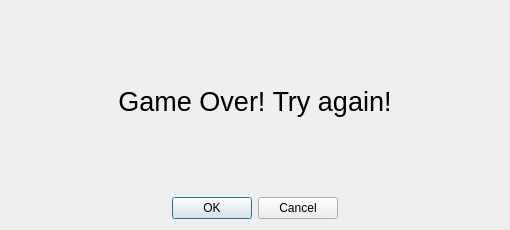
This is wgameover.ui in adm-academic/CPP_Qt5_QWidgets_Arkanoid as Qt 5 draws it before an edit. The edited form follows.
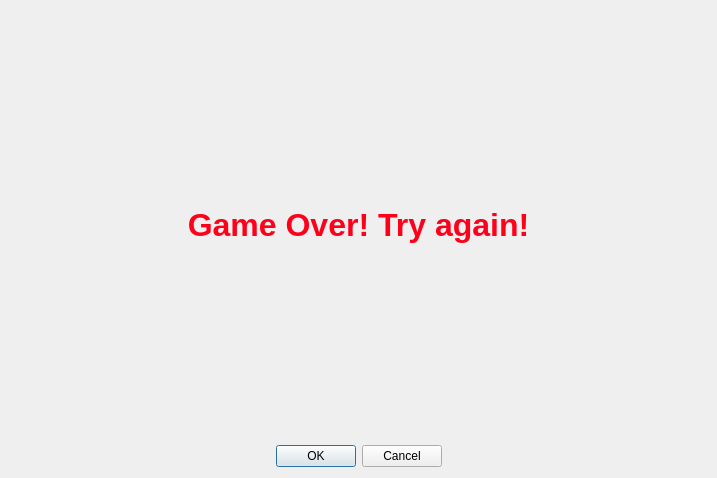
This is the edited form.

```diff
--- a/wgameover.ui
+++ b/wgameover.ui
@@ -6,8 +6,8 @@
    <rect>
     <x>0</x>
     <y>0</y>
-    <width>510</width>
-    <height>230</height>
+    <width>717</width>
+    <height>478</height>
    </rect>
   </property>
   <property name="windowTitle">
@@ -17,7 +17,10 @@
    <item>
     <widget class="QLabel" name="lb_gameover">
      <property name="styleSheet">
-      <string notr="true">font: 20pt ;</string>
+      <string notr="true">font: 24pt ;
+
+font-weight: bold;
+color: rgb(255, 0, 27);</string>
      </property>
      <property name="text">
       <string>Game Over! Try again!</string>
```
